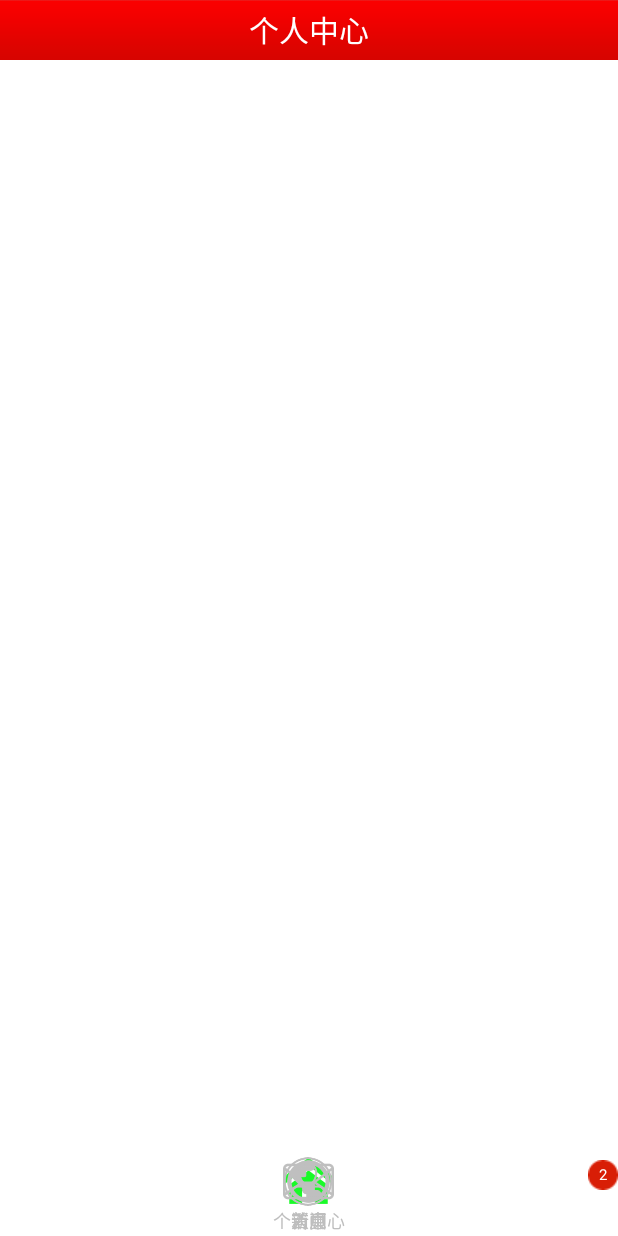
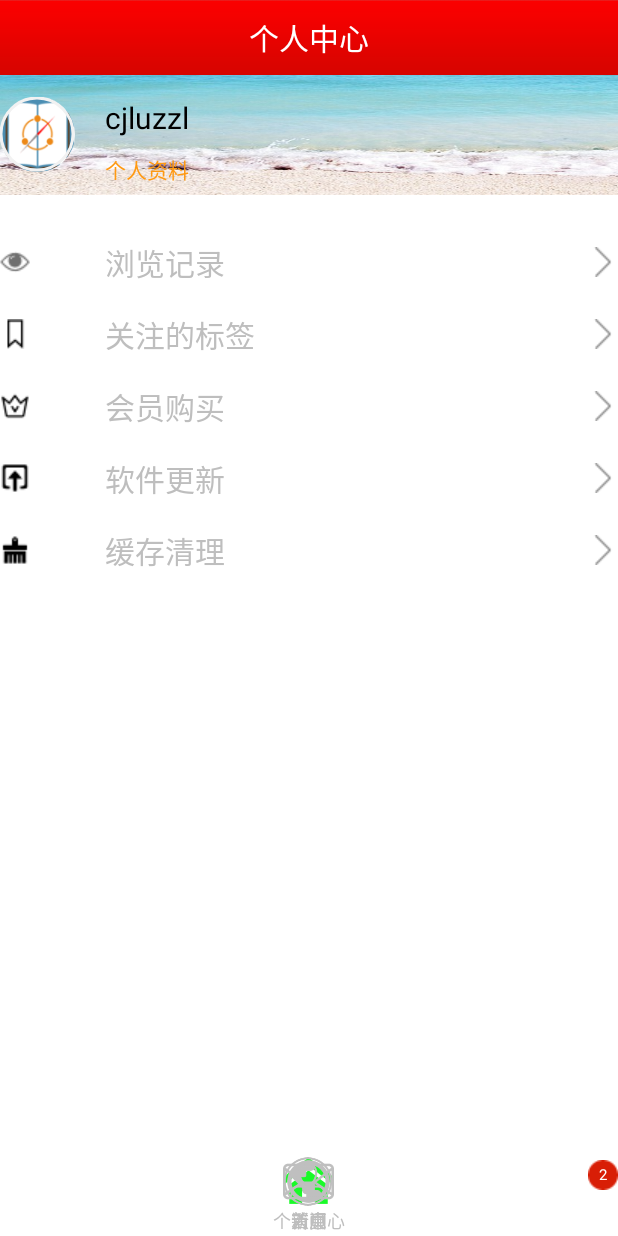
Before and after one commit to cjluzzl/TBTProjectAndroid, an Android app: the fragment MeFragment placed in its activity, on a phone screen of 412 x 824 dp. Run offline under Robolectric (Android 15) with nearby library versions, the phone set to English and light mode, and no system bars; our stand-ins replace CircleImageView; pictures from the network do not load; 1 statement that could not run was skipped.

Commit message:
优化了个人中心页面

```diff
--- a/app/src/main/java/cn/cjluzzl/tbt/tbtproject/fragment/MeFragment.java
+++ b/app/src/main/java/cn/cjluzzl/tbt/tbtproject/fragment/MeFragment.java
@@ -5,6 +5,13 @@ import android.support.v4.app.Fragment;
 import android.view.LayoutInflater;
 import android.view.View;
 import android.view.ViewGroup;
+import android.widget.AdapterView;
+import android.widget.BaseAdapter;
+import android.widget.Button;
+import android.widget.ImageView;
+import android.widget.ListView;
+import android.widget.TextView;
+import android.widget.Toast;
 
 import cn.cjluzzl.tbt.tbtproject.R;
 
@@ -15,9 +22,78 @@ import cn.cjluzzl.tbt.tbtproject.R;
  */
 
 public class MeFragment extends Fragment {
+    ListView lvFun;
+    Button btnPersonalInfo;
+    SettingAdapter mSettingAdapter = new SettingAdapter();
+    public String[] funName = {
+            "浏览记录","关注的标签","会员购买","软件更新","缓存清理"
+    };
+    public int[] funIcon = {
+        R.drawable.icon_watch_list, R.drawable.icon_bookmark,
+            R.drawable.icon_vip, R.drawable.icon_update,
+            R.drawable.icon_clear
+    };
     @Override
     public View onCreateView(LayoutInflater inflater, ViewGroup container, Bundle savedInstanceState){
         View view = inflater.inflate(R.layout.fragment_me, container, false);
+        btnPersonalInfo = (Button) view.findViewById(R.id.btn_me_info);
+        btnPersonalInfo.setOnClickListener(new View.OnClickListener() {
+            @Override
+            public void onClick(View v) {
+                Toast.makeText(getActivity(), "你点击了个人资料按键", Toast.LENGTH_SHORT).show();
+            }
+        });
+
+        lvFun = (ListView) view.findViewById(R.id.lv_me_fun);
+
+        lvFun.setOnItemClickListener(new AdapterView.OnItemClickListener() {
+            @Override
+            public void onItemClick(AdapterView<?> parent, View view, int position, long id) {
+                System.out.println("你点击了");
+            }
+        });
+        lvFun.setAdapter(mSettingAdapter);
+
         return view;
     }
+
+    class SettingAdapter extends BaseAdapter{
+
+        @Override
+        public int getCount() {
+            return funName.length;
+        }
+
+        @Override
+        public String getItem(int position) {
+            return funName[position];
+        }
+
+        @Override
+        public long getItemId(int position) {
+            return position;
+        }
+
+        @Override
+        public View getView(int position, View convertView, ViewGroup parent) {
+            final SettingHolder holder;
+            if(convertView == null){
+                holder = new SettingHolder();
+                convertView = View.inflate(getActivity(), R.layout.setting_simple_item, null);
+                holder.titleName = (TextView) convertView.findViewById(R.id.tv_setting_title);
+                holder.icon = (ImageView) convertView.findViewById(R.id.iv_setting_icon);
+                convertView.setTag(holder);
+            }else {
+                holder = (SettingHolder) convertView.getTag();
+            }
+            holder.icon.setImageResource(funIcon[position]);
+            holder.titleName.setText(funName[position]);
+            return convertView;
+        }
+    }
+    static class SettingHolder{
+        public ImageView icon;
+        public TextView titleName;
+
+    }
 }
--- /dev/null
+++ b/app/src/main/java/cn/cjluzzl/tbt/tbtproject/view/CircleImageView.java
@@ -0,0 +1,148 @@
+package cn.cjluzzl.tbt.tbtproject.view;
+
+import android.content.Context;
+import android.content.res.TypedArray;
+import android.graphics.Bitmap;
+import android.graphics.Canvas;
+import android.graphics.Color;
+import android.graphics.Paint;
+import android.graphics.PorterDuff;
+import android.graphics.PorterDuffXfermode;
+import android.graphics.RectF;
+import android.graphics.Xfermode;
+import android.graphics.drawable.Drawable;
+import android.graphics.drawable.NinePatchDrawable;
+import android.util.AttributeSet;
+import android.widget.ImageView;
+
+import cn.cjluzzl.tbt.tbtproject.R;
+
+/**
+ * Created by
+ * "cjluzzl"
+ * on 2017/9/18 17:04.
+ */
+
+
+
+
+public class CircleImageView extends ImageView {
+
+    private static final Xfermode MASK_XFERMODE;
+    private Bitmap mask;
+    private Paint paint;
+    private int mBorderWidth = 10;
+    private int mBorderColor = Color.parseColor("#f2f2f2");
+
+    static {
+        PorterDuff.Mode localMode = PorterDuff.Mode.DST_IN;
+        MASK_XFERMODE = new PorterDuffXfermode(localMode);
+    }
+
+    public CircleImageView(Context paramContext) {
+        super(paramContext);
+    }
+
+    public CircleImageView(Context paramContext, AttributeSet paramAttributeSet) {
+        this(paramContext, paramAttributeSet, 0);
+    }
+
+    public CircleImageView(Context paramContext, AttributeSet paramAttributeSet, int paramInt) {
+        super(paramContext, paramAttributeSet, paramInt);
+        TypedArray a = paramContext.obtainStyledAttributes(paramAttributeSet, R.styleable.CircularImage);
+        mBorderColor = a.getColor(R.styleable.CircularImage_border_color, mBorderColor);
+        final int defalut = (int) (2 * paramContext.getResources().getDisplayMetrics().density + 0.5f);
+        mBorderWidth = a.getDimensionPixelOffset(R.styleable.CircularImage_border_width, defalut);
+        a.recycle();
+    }
+
+    private boolean useDefaultStyle = false;
+
+    public void setUseDefaultStyle(boolean useDefaultStyle) {
+        this.useDefaultStyle = useDefaultStyle;
+    }
+
+    @Override
+    protected void onDraw(Canvas paramCanvas) {
+        if (useDefaultStyle) {
+            super.onDraw(paramCanvas);
+            return;
+        }
+        final Drawable localDrawable = getDrawable();
+        if (localDrawable == null)
+            return;
+        if (localDrawable instanceof NinePatchDrawable) {
+            return;
+        }
+        if (this.paint == null) {
+            final Paint localPaint = new Paint();
+            localPaint.setFilterBitmap(false);
+            localPaint.setAntiAlias(true);
+            localPaint.setXfermode(MASK_XFERMODE);
+            this.paint = localPaint;
+        }
+        final int width = getWidth();
+        final int height = getHeight();
+        /** 保存layer */
+        int layer = paramCanvas.saveLayer(0.0F, 0.0F, width, height, null, 31);
+        /** 设置drawable的大小 */
+        localDrawable.setBounds(0, 0, width, height);
+        /** 将drawable绑定到bitmap(this.mask)上面（drawable只能通过bitmap显示出来） */
+        localDrawable.draw(paramCanvas);
+        if ((this.mask == null) || (this.mask.isRecycled())) {
+            this.mask = createOvalBitmap(width, height);
+        }
+        /** 将bitmap画到canvas上面 */
+        paramCanvas.drawBitmap(this.mask, 0.0F, 0.0F, this.paint);
+        /** 将画布复制到layer上 */
+        paramCanvas.restoreToCount(layer);
+        drawBorder(paramCanvas, width, height);
+    }
+
+    /**
+     * 绘制最外面的边框
+     *
+     * @param canvas
+     * @param width
+     * @param height
+     */
+    private void drawBorder(Canvas canvas, final int width, final int height) {
+        if (mBorderWidth == 0) {
+            return;
+        }
+        final Paint mBorderPaint = new Paint();
+        mBorderPaint.setStyle(Paint.Style.STROKE);
+        mBorderPaint.setAntiAlias(true);
+        mBorderPaint.setColor(mBorderColor);
+        mBorderPaint.setStrokeWidth(mBorderWidth);
+        /**
+         * 坐标x：view宽度的一般 坐标y：view高度的一般 半径r：因为是view的宽度-border的一半
+         */
+        canvas.drawCircle(width >> 1, height >> 1, (width - mBorderWidth) >> 1, mBorderPaint);
+        canvas = null;
+    }
+
+    /**
+     * 获取一个bitmap，目的是用来承载drawable;
+     * <p>
+     * 将这个bitmap放在canvas上面承载，并在其上面画一个椭圆(其实也是一个圆，因为width=height)来固定显示区域
+     *
+     * @param width
+     * @param height
+     * @return
+     */
+    public Bitmap createOvalBitmap(final int width, final int height) {
+        Bitmap.Config localConfig = Bitmap.Config.ARGB_8888;
+        Bitmap localBitmap = Bitmap.createBitmap(width, height, localConfig);
+        Canvas localCanvas = new Canvas(localBitmap);
+        Paint localPaint = new Paint();
+        final int padding = mBorderWidth - 3;
+        /**
+         * 设置椭圆的大小(因为椭圆的最外边会和border的最外边重合的，如果图片最外边的颜色很深，有看出有棱边的效果，所以为了让体验更加好，
+         * 让其缩进padding px)
+         */
+        RectF localRectF = new RectF(padding, padding, width - padding, height - padding);
+        localCanvas.drawOval(localRectF, localPaint);
+        return localBitmap;
+    }
+}
--- a/app/src/main/res/layout/fragment_me.xml
+++ b/app/src/main/res/layout/fragment_me.xml
@@ -2,10 +2,13 @@
 <LinearLayout xmlns:android="http://schemas.android.com/apk/res/android"
     android:orientation="vertical"
     android:layout_width="match_parent"
-    android:layout_height="match_parent">
+    android:layout_height="match_parent"
+    android:background="@null"
+    >
+
     <RelativeLayout
         android:layout_width="match_parent"
-        android:layout_height="40dp"
+        android:layout_height="50dp"
         android:background="@drawable/title_red_bg"
         >
         <TextView
@@ -20,11 +23,53 @@
             />
 
     </RelativeLayout>
-    <FrameLayout
+    <RelativeLayout
         android:layout_width="match_parent"
-        android:layout_height="0dp"
-        android:layout_weight="1"
+        android:layout_height="80dp"
+        android:background="@drawable/bg_me_2"
         >
-    </FrameLayout>
+
+        <cn.cjluzzl.tbt.tbtproject.view.CircleImageView
+            android:id="@+id/iv_user_head"
+            android:layout_width="50dp"
+            android:layout_height="50dp"
+            android:src="@drawable/my_launcher2"
+            android:layout_centerVertical="true"
+            android:layout_alignParentLeft="true"
+            android:paddingLeft="20dp"
+            />
+
+        <TextView
+            android:id="@+id/tv_me_username"
+            android:layout_width="wrap_content"
+            android:layout_height="wrap_content"
+            android:layout_toRightOf="@+id/iv_user_head"
+            android:text="cjluzzl"
+            android:textSize="20sp"
+            android:layout_marginLeft="20dp"
+            android:layout_alignTop="@+id/iv_user_head"
+            android:textColor="#000"
+            />
+        <Button
+            android:id="@+id/btn_me_info"
+            android:layout_width="wrap_content"
+            android:layout_height="wrap_content"
+            android:text="个人资料"
+            android:textColor="#f91"
+            android:layout_toRightOf="@+id/iv_user_head"
+            android:layout_below="@+id/tv_me_username"
+            android:background="@null"
+            android:paddingLeft="20dp"
+            android:paddingTop="10dp"
+            />
+    </RelativeLayout>
+    <ListView
+        android:id="@+id/lv_me_fun"
+        android:layout_width="match_parent"
+        android:layout_height="wrap_content"
+        android:paddingTop="30dp"
+        android:divider="#fff"
+        android:dividerHeight="18dp"
+        />
 
 </LinearLayout>
--- /dev/null
+++ b/app/src/main/res/layout/setting_simple_item.xml
@@ -0,0 +1,37 @@
+<?xml version="1.0" encoding="utf-8"?>
+<RelativeLayout xmlns:android="http://schemas.android.com/apk/res/android"
+    android:orientation="horizontal"
+    android:layout_width="match_parent"
+    android:layout_height="50dp"
+    android:background="@null"
+    >
+
+    <ImageView
+        android:id="@+id/iv_setting_icon"
+        android:layout_width="20dp"
+        android:layout_height="20dp"
+        android:src="@drawable/icon_watch_list"
+        android:layout_centerVertical="true"
+        />
+
+    <TextView
+        android:id="@+id/tv_setting_title"
+        android:layout_width="wrap_content"
+        android:layout_height="wrap_content"
+        android:layout_toRightOf="@+id/iv_setting_icon"
+        android:textSize="20sp"
+        android:paddingLeft="50dp"
+        android:layout_centerVertical="true"
+        android:text="设置"
+        />
+
+    <ImageView
+        android:id="@+id/imageView"
+        android:layout_width="20dp"
+        android:layout_height="20dp"
+        android:src="@drawable/detail_arrowright"
+        android:layout_alignParentRight="true"
+        android:layout_centerVertical="true"
+        />
+
+</RelativeLayout>
--- a/app/src/main/res/values/styles.xml
+++ b/app/src/main/res/values/styles.xml
@@ -4,5 +4,8 @@
     <style name="AppTheme" parent="android:Theme.NoTitleBar.Fullscreen">
         <!-- Customize your theme here. -->
     </style>
-
+    <declare-styleable name="CircularImage">
+        <attr name="border_width" format="dimension" />
+        <attr name="border_color" format="color" />
+    </declare-styleable>
 </resources>
```
Also changed, not shown: app/src/main/res/drawable/bg_me.jpg (added), app/src/main/res/drawable/bg_me_2.png (added), app/src/main/res/drawable/icon_bookmark.png (added), app/src/main/res/drawable/icon_clear.png (added), app/src/main/res/drawable/icon_update.png (added), app/src/main/res/drawable/icon_vip.png (added), app/src/main/res/drawable/icon_watch_list.png (added), app/src/main/res/drawable/my_launcher2.png (added).
